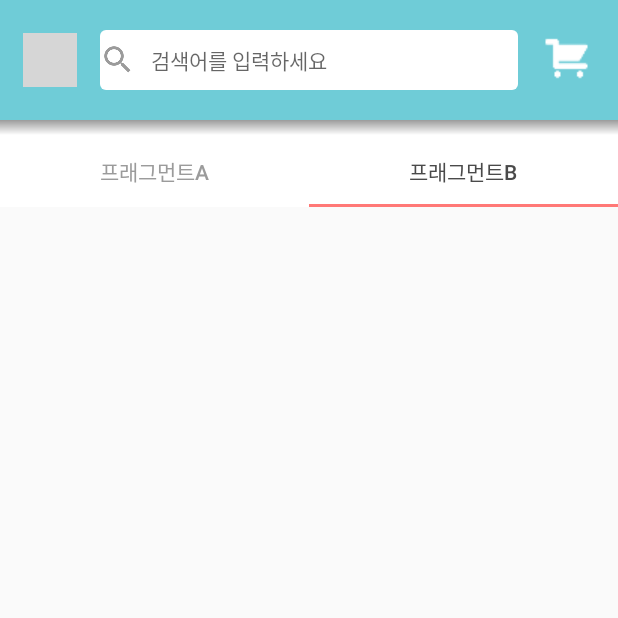
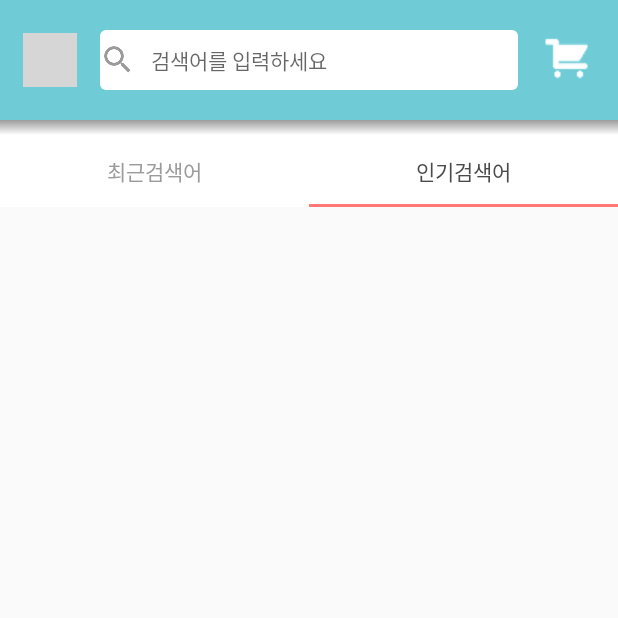
Before and after one commit to softsquared-sky/oda-summer, an Android app: the SearchActivity screen opened directly, with no data from a screen before it, tab 2 chosen, on a phone screen of 412 x 824 dp, the top half of it. Run offline under Robolectric (Android 15) with nearby library versions, the phone set to English and light mode, and no system bars; grey boxes are pictures that could not be loaded.

Commit message:
summer 0.1.0 Search_최근검색어 UI 100%(리스트 역순x)

```diff
--- a/app/src/main/java/com/softsquared/oda/src/search/SearchActivity.java
+++ b/app/src/main/java/com/softsquared/oda/src/search/SearchActivity.java
@@ -1,12 +1,19 @@
 package com.softsquared.oda.src.search;
 
+import android.app.Activity;
 import android.os.Bundle;
+import android.util.Log;
+import android.view.KeyEvent;
+import android.view.View;
+import android.view.inputmethod.InputMethodManager;
+import android.widget.EditText;
 
 
 import androidx.viewpager.widget.ViewPager;
 
 import com.google.android.material.tabs.TabLayout;
 import com.softsquared.oda.src.BaseActivity;
+import com.softsquared.oda.src.search.recent.RecentListFragment;
 import com.softsquared.odaproject.R;
 
 public class SearchActivity extends BaseActivity {
@@ -14,7 +21,7 @@ public class SearchActivity extends BaseActivity {
     ViewPager mViewPager;
     SearchViewpagerAdapter mViewpagerAdapter;
     TabLayout mTabLayout;
-
+    EditText mEtSearch;
     @Override
     protected void onCreate(Bundle savedInstanceState) {
         super.onCreate(savedInstanceState);
@@ -28,7 +35,34 @@ public class SearchActivity extends BaseActivity {
         mTabLayout.setupWithViewPager(mViewPager); //Viewpager와 TabLayout을 연결해주는 코드!
         mViewPager.setAdapter(mViewpagerAdapter); //Viewpager에 선택된 fragment를 띄워준다.
 
+        mEtSearch = (EditText)findViewById(R.id.et_search_keyword);
+        mEtSearch.setOnKeyListener(new View.OnKeyListener() {
+            @Override
+            public boolean onKey(View v, int keyCode, KeyEvent event) {
+                //Enter key Action
+                if ((event.getAction() == KeyEvent.ACTION_DOWN) && (keyCode == KeyEvent.KEYCODE_ENTER)) {
+                    //Enter키눌렀을떄 처리
+
+                    String result = mEtSearch.getText().toString();
+                    ((RecentListFragment)mViewpagerAdapter.getItem(0)).addItem(result);
+                    refresh();
+                    hideKeyboard();
+                    return true;
+                }
+                return false;
+            }
+        });
+
 
     }
 
+
+    public  void hideKeyboard(){
+        mEtSearch.clearFocus();
+        InputMethodManager immhide = (InputMethodManager) getSystemService(Activity.INPUT_METHOD_SERVICE);
+        immhide.toggleSoftInput(InputMethodManager.HIDE_IMPLICIT_ONLY, 0);
+    }
+    public void refresh() {
+        mViewpagerAdapter.notifyDataSetChanged();
+    }
 }
--- a/app/src/main/java/com/softsquared/oda/src/search/SearchViewpagerAdapter.java
+++ b/app/src/main/java/com/softsquared/oda/src/search/SearchViewpagerAdapter.java
@@ -5,26 +5,33 @@ import androidx.fragment.app.Fragment;
 import androidx.fragment.app.FragmentManager;
 import androidx.fragment.app.FragmentPagerAdapter;
 
-import com.softsquared.oda.src.search.fragment.FragmentA;
-import com.softsquared.oda.src.search.fragment.FragmentB;
+import com.softsquared.oda.src.search.recent.RecentListFragment;
+import com.softsquared.oda.src.search.popular.FragmentB;
 
 public class SearchViewpagerAdapter extends FragmentPagerAdapter {
+    RecentListFragment recentListFragment;
+    FragmentB fragmentB;
 
-    SearchViewpagerAdapter(FragmentManager fr){
+    SearchViewpagerAdapter(FragmentManager fr) {
         super(fr);
+        recentListFragment = new RecentListFragment();
+        fragmentB = new FragmentB();
     } //꼭 있어야함
+
 
     @Override
     public Fragment getItem(int position) {
-        switch (position){
+        switch (position) {
             case 0:
-                return FragmentA.newInstance();
+                return recentListFragment;
             case 1:
-                return FragmentB.newInstance();
+                return fragmentB;
         }
         return null;
     }
-    private static int PAGE_NUMBER=2; //생성할 프래그먼트 수, 나는 총 4개의 프래그먼트를 만들어줌!
+
+    private static int PAGE_NUMBER = 2; //생성할 프래그먼트 수, 나는 총 4개의 프래그먼트를 만들어줌!
+
     @Override
     public int getCount() {
         return PAGE_NUMBER;
@@ -34,11 +41,11 @@ public class SearchViewpagerAdapter extends FragmentPagerAdapter {
     @Nullable
     @Override
     public CharSequence getPageTitle(int position) {
-        switch (position){
+        switch (position) {
             case 0:
-                return "프래그먼트A";
+                return "최근검색어";
             case 1:
-                return"프래그먼트B";
+                return "인기검색어";
             default:
                 return null;
         }
--- a/app/src/main/java/com/softsquared/oda/src/search/fragment/FragmentA.java
+++ /dev/null
@@ -1,50 +0,0 @@
-package com.softsquared.oda.src.search.fragment;
-
-import android.os.Bundle;
-import androidx.fragment.app.Fragment;
-import androidx.fragment.app.ListFragment;
-
-import android.view.LayoutInflater;
-import android.view.View;
-import android.view.ViewGroup;
-import android.widget.ListView;
-
-import com.softsquared.odaproject.R;
-
-import java.util.ArrayList;
-
-
-/**
- * A simple {@link Fragment} subclass.
- */
-public class FragmentA extends Fragment {
-//    ArrayList<RecentListViewItem> mRecentItemArrayList = new ArrayList<>();
-//   private RecentListViewAdapter mLvRecentAdapter;
-//    ListView mLvRecentList;
-    public FragmentA() {
-        // Required empty public constructor
-    }
-    public static FragmentA newInstance(){
-        Bundle args = new Bundle();
-        FragmentA fragment = new FragmentA();
-        fragment.setArguments(args);
-        return fragment;
-    }
-
-
-    @Override
-    public View onCreateView(LayoutInflater inflater, ViewGroup container,
-                             Bundle savedInstanceState) {
-        // Inflate the layout for this fragment
-//
-//        mLvRecentList = (ListView)(getActivity().findViewById(R.id.list_view_recent));
-//        mLvRecentAdapter = new RecentListViewAdapter(mRecentItemArrayList);//어댑터와 데이터 리스트 연결
-//        mLvRecentList.setAdapter(mLvRecentAdapter); ;//리스트 뷰와 어댑터 연결
-
-        return inflater.inflate(R.layout.fragment_a, container, false);
-
-
-
-    }
-
-}
--- a/app/src/main/java/com/softsquared/oda/src/search/fragment/FragmentB.java
+++ b/app/src/main/java/com/softsquared/oda/src/search/popular/FragmentB.java
@@ -1,4 +1,4 @@
-package com.softsquared.oda.src.search.fragment;
+package com.softsquared.oda.src.search.popular;
 
 
 import android.os.Bundle;
@@ -19,12 +19,6 @@ public class FragmentB extends Fragment {
     public FragmentB() {
         // Required empty public constructor
     }
-    public static FragmentB newInstance(){
-        Bundle args = new Bundle();
-        FragmentB fragment = new FragmentB();
-        fragment.setArguments(args);
-        return fragment;
-    }
 
 
     @Override
--- /dev/null
+++ b/app/src/main/java/com/softsquared/oda/src/search/recent/RecentListFragment.java
@@ -0,0 +1,99 @@
+package com.softsquared.oda.src.search.recent;
+
+import android.content.Context;
+import android.content.SharedPreferences;
+import android.os.Bundle;
+
+import androidx.fragment.app.Fragment;
+
+import android.preference.PreferenceManager;
+import android.util.Log;
+import android.view.LayoutInflater;
+import android.view.View;
+import android.view.ViewGroup;
+import android.widget.Adapter;
+import android.widget.LinearLayout;
+import android.widget.ListView;
+import android.widget.Toast;
+
+import com.google.gson.Gson;
+import com.google.gson.reflect.TypeToken;
+import com.softsquared.oda.src.search.SearchActivity;
+import com.softsquared.odaproject.R;
+
+import java.lang.reflect.Type;
+import java.util.ArrayList;
+
+
+/**
+ * A simple {@link Fragment} subclass.
+ */
+public class RecentListFragment extends Fragment {
+    //    ArrayList<RecentListViewItem> mRecentItemArrayList = new ArrayList<>();
+//   private RecentListViewAdapter mLvRecentAdapter;
+//    ListView mLvRecentList;
+    private ArrayList<RecentListViewItem> mLvRecentItemList= new ArrayList<>();;
+    private RecentListViewAdapter mLvRecentAdapter;
+    private ListView mLvRecentList;
+    private SharedPreferences mSharedPref;
+    private Gson gson;
+
+    public RecentListFragment() {
+        // Required empty public constructor
+
+    }
+
+
+    @Override
+    public View onCreateView(LayoutInflater inflater, ViewGroup container,
+                             Bundle savedInstanceState) {
+        View view = inflater.inflate(R.layout.fragment_recent_list, container, false);
+        // Inflate the layout for this fragment
+
+        mSharedPref = PreferenceManager.getDefaultSharedPreferences(getActivity());
+        gson = new Gson();
+        String json = mSharedPref.getString("recentList", "");
+        Type type = new TypeToken<ArrayList<RecentListViewItem>>() {
+        }.getType();
+        if (gson.fromJson(json, type) != null) {
+            mLvRecentItemList = gson.fromJson(json, type);
+        } else {
+        }
+
+//        LinearLayout layout = (LinearLayout)inflater.inflate(R.layout.fragment_recent_list,container,false);
+        mLvRecentList = (ListView) view.findViewById(R.id.lv_recent_list);
+        mLvRecentAdapter = new RecentListViewAdapter(mLvRecentItemList,getActivity());
+        mLvRecentList.setAdapter(mLvRecentAdapter);
+        mLvRecentList.setStackFromBottom(true);
+
+        ((SearchActivity) getActivity()).refresh();
+
+        return view;
+
+
+    }
+//
+//    @Override
+//    public void onListItemClick(ListView l, View v, int position, long id) {
+//        // get TextView's Text.
+//        RecentListViewItem item = (RecentListViewItem) l.getItemAtPosition(position);
+//        String text = item.getTitle();
+//        Toast.makeText(getActivity(), text, Toast.LENGTH_SHORT).show();
+//
+//        // TODO
+//    }
+
+
+    @Override
+    public void onStop() {
+        super.onStop();
+        SharedPreferences.Editor editor = mSharedPref.edit();
+        String json = gson.toJson(mLvRecentItemList);
+        editor.putString("recentList", json);
+        editor.commit();
+    }
+
+    public void addItem(String text) {
+        mLvRecentAdapter.addItem(text);
+    }
+}
--- a/app/src/main/res/layout/activity_login.xml
+++ b/app/src/main/res/layout/activity_login.xml
@@ -49,7 +49,9 @@
                 android:textColor="#6fccd7"
                 android:lineSpacingExtra="10sp"
                 android:singleLine="true"
-                android:theme="@style/EditTheme"/>
+                android:theme="@style/EditTheme"
+                android:inputType="text"
+                android:nextFocusDown="@id/et_login_password"/>
 
 
             <EditText
--- a/app/src/main/res/layout/activity_search.xml
+++ b/app/src/main/res/layout/activity_search.xml
@@ -61,8 +61,7 @@
     <androidx.viewpager.widget.ViewPager
         android:id="@+id/viewpager"
         android:layout_width="match_parent"
-        android:layout_height="match_parent"
+        android:layout_height="wrap_content"
         app:layout_behavior="@string/appbar_scrolling_view_behavior"/>
 
-
 </LinearLayout>
--- a/app/src/main/res/layout/listview_item.xml
+++ b/app/src/main/res/layout/listview_item.xml
@@ -12,8 +12,8 @@
         android:layout_height="wrap_content"
         android:textColor="@color/colorDark"
         android:text="임시내용"
-        android:textSize="14sp"
-        android:layout_marginStart="10dp"
+        android:textSize="18sp"
+        android:layout_marginStart="15dp"
         android:layout_weight="1"/>
 
     <ImageView
```
Also changed, not shown: app/src/main/java/com/softsquared/oda/src/login/LoginActivity.java (+6 -6 lines), app/src/main/java/com/softsquared/oda/src/search/fragment/list/RecentListViewAdapter.java (deleted, +0 -83 lines), app/src/main/java/com/softsquared/oda/src/search/fragment/list/RecentListViewItem.java (deleted, +0 -15 lines), app/src/main/java/com/softsquared/oda/src/search/recent/RecentListViewAdapter.java (added, +94 -0 lines), app/src/main/java/com/softsquared/oda/src/search/recent/RecentListViewItem.java (added, +15 -0 lines), app/src/main/res/layout/fragment_recent_list.xml (renamed from app/src/main/res/layout/fragment_a.xml, +4 -3 lines).
